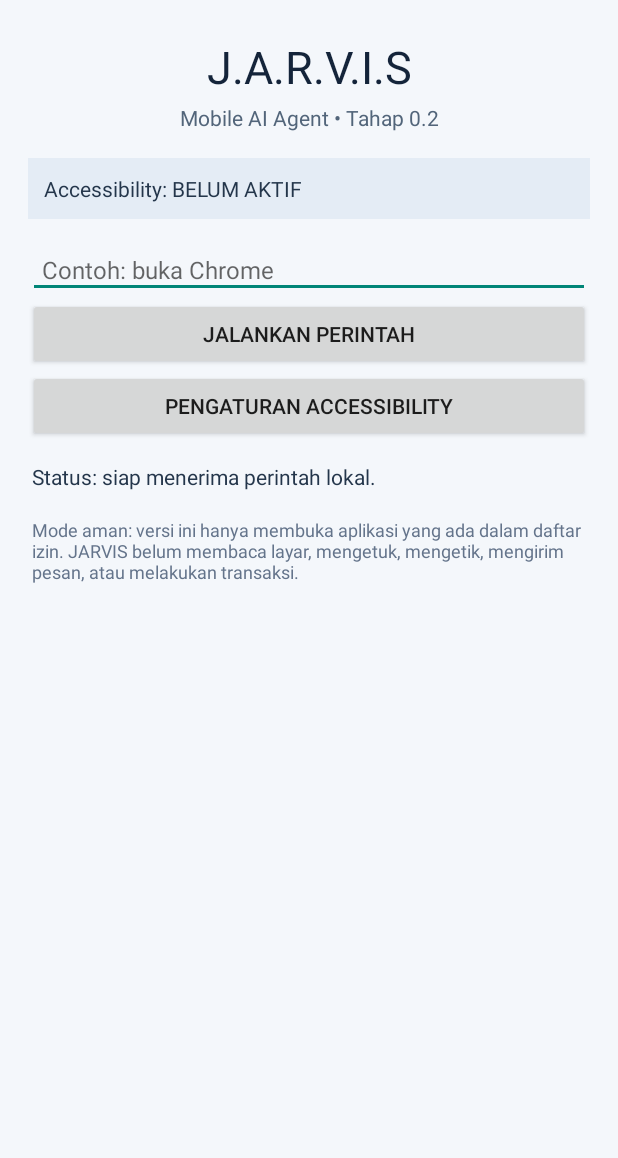
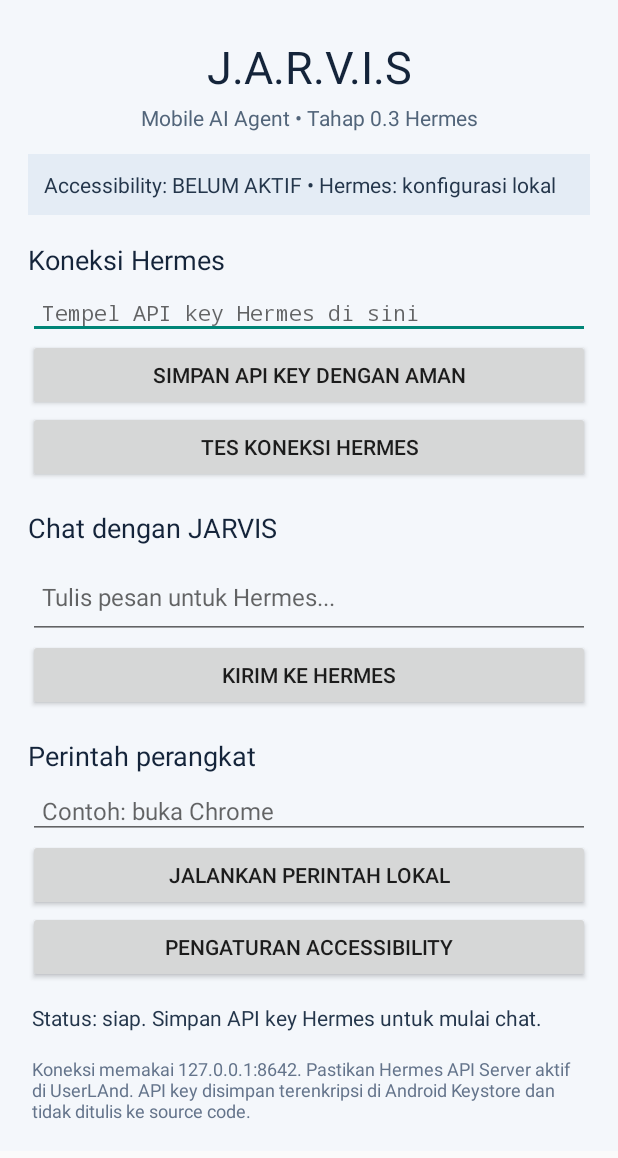
Before and after one commit to RAMADHONE107/ai-agen-Jarvis, an Android app: the screen it shows after launch (MainActivity), on a phone screen of 412 x 824 dp. Shown: the top 1158 px of the screen. Run offline under Robolectric (Android 15) with nearby library versions, the phone set to English and light mode, and no system bars.

Commit message:
Add Hermes chat and secure API key setup

```diff
--- a/app/src/main/java/com/jarvis/mobileagent/MainActivity.kt
+++ b/app/src/main/java/com/jarvis/mobileagent/MainActivity.kt
@@ -4,16 +4,21 @@ import android.app.Activity
 import android.content.Intent
 import android.os.Bundle
 import android.provider.Settings
+import android.text.InputType
 import android.view.Gravity
 import android.view.ViewGroup
 import android.widget.Button
 import android.widget.EditText
 import android.widget.LinearLayout
+import android.widget.ScrollView
 import android.widget.TextView
 
 class MainActivity : Activity() {
     private lateinit var status: TextView
     private lateinit var output: TextView
+    private lateinit var apiKeyInput: EditText
+    private val secretStore by lazy { SecretStore(this) }
+    private val hermesClient by lazy { HermesClient() }
 
     override fun onCreate(savedInstanceState: Bundle?) {
         super.onCreate(savedInstanceState)
@@ -29,7 +34,7 @@ class MainActivity : Activity() {
         val root = LinearLayout(this).apply {
             orientation = LinearLayout.VERTICAL
             gravity = Gravity.TOP
-            setPadding(28, 36, 28, 24)
+            setPadding(28, 36, 28, 28)
             setBackgroundColor(0xFFF4F7FB.toInt())
         }
         root.addView(TextView(this).apply {
@@ -39,11 +44,11 @@ class MainActivity : Activity() {
             gravity = Gravity.CENTER
         }, matchWrap())
         root.addView(TextView(this).apply {
-            text = "Mobile AI Agent • Tahap 0.2"
+            text = "Mobile AI Agent • Tahap 0.3 Hermes"
             textSize = 14f
             setTextColor(0xFF52657A.toInt())
             gravity = Gravity.CENTER
-            setPadding(0, 6, 0, 26)
+            setPadding(0, 6, 0, 22)
         }, matchWrap())
 
         status = TextView(this).apply {
@@ -54,41 +59,129 @@ class MainActivity : Activity() {
         }
         root.addView(status, matchWrap())
 
-        val input = EditText(this).apply {
+        root.addView(sectionTitle("Koneksi Hermes"), matchWrap().apply { topMargin = 22 })
+        apiKeyInput = EditText(this).apply {
+            hint = "Tempel API key Hermes di sini"
+            textSize = 14f
+            inputType = InputType.TYPE_CLASS_TEXT or InputType.TYPE_TEXT_VARIATION_PASSWORD
+            setSingleLine(true)
+            setText(secretStore.readApiKey().orEmpty())
+            setPadding(14, 12, 14, 12)
+        }
+        root.addView(apiKeyInput, matchWrap())
+        root.addView(Button(this).apply {
+            text = "Simpan API key dengan aman"
+            setOnClickListener {
+                val key = apiKeyInput.text.toString().trim()
+                if (key.length < 16) {
+                    output.text = "API key belum valid. Periksa key di UserLAnd, jangan kirim key ke chat."
+                } else {
+                    secretStore.saveApiKey(key)
+                    apiKeyInput.setText("")
+                    output.text = "API key tersimpan terenkripsi di Android Keystore."
+                }
+            }
+        }, matchWrap())
+        root.addView(Button(this).apply {
+            text = "Tes koneksi Hermes"
+            setOnClickListener { testHermesConnection() }
+        }, matchWrap())
+
+        root.addView(sectionTitle("Chat dengan JARVIS"), matchWrap().apply { topMargin = 22 })
+        val prompt = EditText(this).apply {
+            hint = "Tulis pesan untuk Hermes..."
+            textSize = 16f
+            minLines = 2
+            maxLines = 4
+            setPadding(14, 12, 14, 12)
+        }
+        root.addView(prompt, matchWrap())
+        root.addView(Button(this).apply {
+            text = "Kirim ke Hermes"
+            setOnClickListener {
+                val message = prompt.text.toString().trim()
+                if (message.isBlank()) {
+                    output.text = "Tulis pesan terlebih dahulu."
+                } else {
+                    prompt.setText("")
+                    sendToHermes(message)
+                }
+            }
+        }, matchWrap())
+
+        root.addView(sectionTitle("Perintah perangkat"), matchWrap().apply { topMargin = 22 })
+        val localInput = EditText(this).apply {
             hint = "Contoh: buka Chrome"
             textSize = 16f
             setSingleLine(true)
             setPadding(14, 12, 14, 12)
         }
-        root.addView(input, matchWrap().apply { topMargin = 22 })
-
+        root.addView(localInput, matchWrap())
         root.addView(Button(this).apply {
-            text = "Jalankan perintah"
-            setOnClickListener { handleCommand(input.text.toString()) }
+            text = "Jalankan perintah lokal"
+            setOnClickListener { handleCommand(localInput.text.toString()) }
         }, matchWrap())
-
         root.addView(Button(this).apply {
             text = "Pengaturan Accessibility"
             setOnClickListener { startActivity(Intent(Settings.ACTION_ACCESSIBILITY_SETTINGS)) }
         }, matchWrap())
 
         output = TextView(this).apply {
-            text = "Status: siap menerima perintah lokal."
+            text = "Status: siap. Simpan API key Hermes untuk mulai chat."
             textSize = 14f
             setTextColor(0xFF24364B.toInt())
             setPadding(4, 20, 4, 0)
         }
         root.addView(output, matchWrap())
-
         root.addView(TextView(this).apply {
-            text = "Mode aman: versi ini hanya membuka aplikasi yang ada dalam daftar izin. JARVIS belum membaca layar, mengetuk, mengetik, mengirim pesan, atau melakukan transaksi."
+            text = "Koneksi memakai 127.0.0.1:8642. Pastikan Hermes API Server aktif di UserLAnd. API key disimpan terenkripsi di Android Keystore dan tidak ditulis ke source code."
             textSize = 12f
             setTextColor(0xFF64748B.toInt())
-            setPadding(4, 26, 4, 0)
+            setPadding(4, 24, 4, 0)
         }, matchWrap())
 
-        setContentView(root)
+        val scroll = ScrollView(this).apply { addView(root) }
+        setContentView(scroll)
         refreshStatus()
+    }
+
+    private fun testHermesConnection() {
+        val key = currentApiKey() ?: return
+        output.text = "Sedang menguji koneksi ke Hermes..."
+        Thread {
+            try {
+                val result = hermesClient.testConnection(key)
+                runOnUiThread { output.text = result }
+            } catch (error: Exception) {
+                runOnUiThread {
+                    output.text = "Koneksi gagal: ${error.message ?: "periksa Hermes di UserLAnd"}"
+                }
+            }
+        }.start()
+    }
+
+    private fun sendToHermes(message: String) {
+        val key = currentApiKey() ?: return
+        output.text = "JARVIS sedang menghubungi Hermes..."
+        Thread {
+            try {
+                val result = hermesClient.sendMessage(key, message)
+                runOnUiThread { output.text = "HERMES:\n\n$result" }
+            } catch (error: Exception) {
+                runOnUiThread {
+                    output.text = "Pesan gagal dikirim: ${error.message ?: "periksa koneksi Hermes"}"
+                }
+            }
+        }.start()
+    }
+
+    private fun currentApiKey(): String? {
+        val key = secretStore.readApiKey()
+        if (key.isNullOrBlank()) {
+            output.text = "Simpan API key Hermes terlebih dahulu."
+            return null
+        }
+        return key
     }
 
     private fun handleCommand(raw: String) {
@@ -121,10 +214,17 @@ class MainActivity : Activity() {
         ).orEmpty()
         val active = enabled.contains(packageName + "/" + JarvisAccessibilityService::class.java.name)
         status.text = if (active) {
-            "Accessibility: AKTIF (service fondasi)"
+            "Accessibility: AKTIF (service fondasi) • Hermes: konfigurasi lokal"
         } else {
-            "Accessibility: BELUM AKTIF"
+            "Accessibility: BELUM AKTIF • Hermes: konfigurasi lokal"
         }
+    }
+
+    private fun sectionTitle(value: String) = TextView(this).apply {
+        text = value
+        textSize = 18f
+        setTextColor(0xFF14243A.toInt())
+        setPadding(0, 4, 0, 8)
     }
 
     private fun matchWrap() = LinearLayout.LayoutParams(
```
